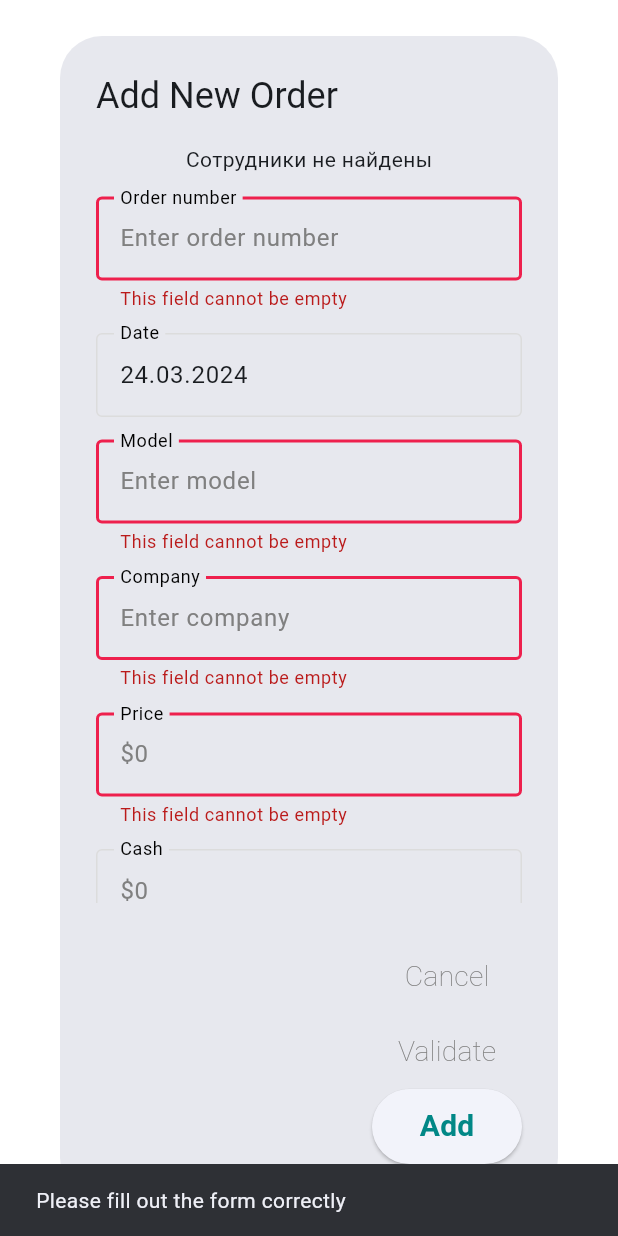
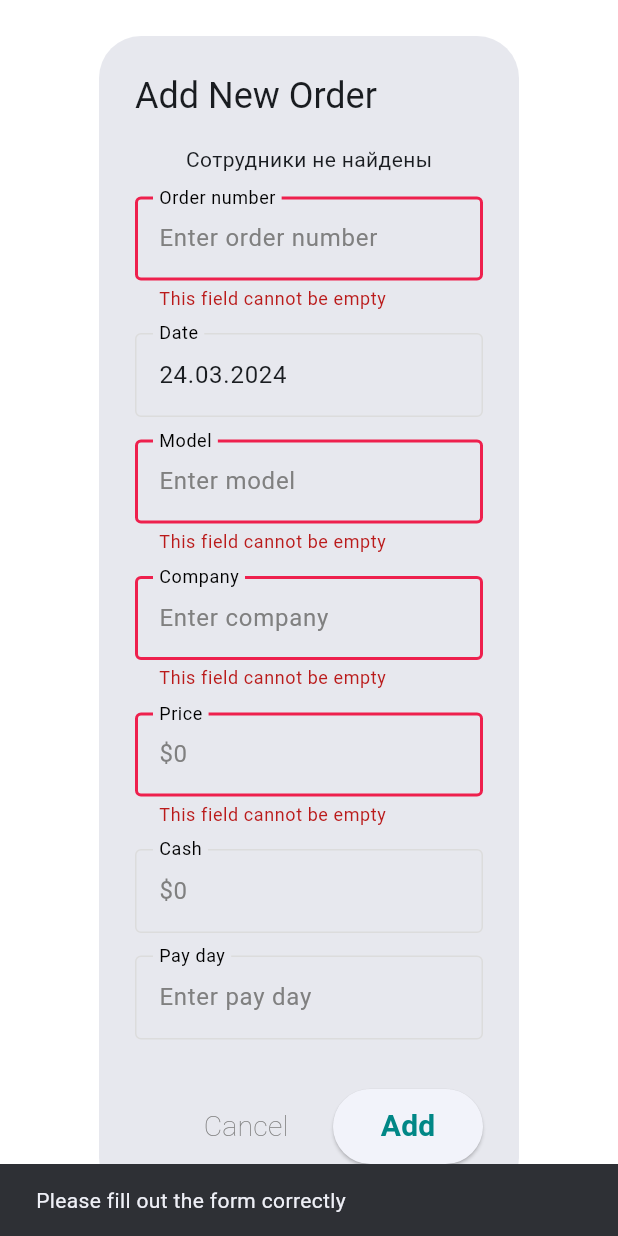
Before and after one commit to freedomdp/MiroFirebase, a Flutter app: the AddOrderDialog widget shown alone on an empty page, opened directly, after a tap on "Add", on a phone screen of 412 x 824 dp. Run offline on Flutter 3.47's test engine with Material 3 defaults, Android fonts, the phone set to English and light mode, and no system bars; our stand-ins replace cloud_firestore, firebase_core; accounts and stored records are empty.

Commit message:
Adding and deleting orders is fully functional

```diff
--- a/lib/widgets/add_order_dialog.dart
+++ b/lib/widgets/add_order_dialog.dart
@@ -1,6 +1,7 @@
 import 'package:flutter/material.dart';
 import 'package:flutter/services.dart';
 import 'package:intl/intl.dart';
+import 'package:miro/FireBase/firestore.dart';
 import 'package:miro/style/colors.dart';
 import 'package:miro/style/text_styles.dart';
 import 'package:miro/style/form_field_styles.dart';
@@ -152,23 +153,39 @@
           ),
           child: const Text('Cancel', style: TextStyles.button_cancel),
         ),
-        TextButton(
-          onPressed: () {
+        // TextButton(
+        //   onPressed: () {
+        //     if (_formKey.currentState!.validate()) {
+        //       ScaffoldMessenger.of(context).showSnackBar(
+        //         const SnackBar(content: Text('Form is valid!')),
+        //       );
+        //     }
+        //   },
+        //   style: TextButton.styleFrom(
+        //     minimumSize: const Size(100, 50), // Минимальный размер кнопки
+        //   ),
+        //   child: const Text('Validate', style: TextStyles.button_validate),
+        // ),
+        ElevatedButton(
+          onPressed: () async {
             if (_formKey.currentState!.validate()) {
+              AccountingService accountingService = AccountingService();
+
+              // Передаем DateTime напрямую, метод addOrder сам конвертирует его в Timestamp
+              await accountingService.addOrder(
+                employee: _selectedEmployee!,
+                orderNumber: _orderNumberController.text,
+                date: DateFormat('dd.MM.yyyy').parse(_dateController.text),
+                model: _modelController.text,
+                company: _companyController.text,
+                price: _priceController.text,
+                cash: _cashController.text,
+                payDay: _payDayController.text,
+              );
+
               ScaffoldMessenger.of(context).showSnackBar(
-                const SnackBar(content: Text('Form is valid!')),
+                const SnackBar(content: Text('Order successfully added')),
               );
-            }
-          },
-          style: TextButton.styleFrom(
-            minimumSize: const Size(100, 50), // Минимальный размер кнопки
-          ),
-          child: const Text('Validate', style: TextStyles.button_validate),
-        ),
-        ElevatedButton(
-          onPressed: () {
-            if (_formKey.currentState!.validate()) {
-              // Логика для добавления заказа в Firestore
               Navigator.of(context).pop();
             } else {
               ScaffoldMessenger.of(context).showSnackBar(
```
Also changed, not shown: lib/FireBase/firestore.dart (+32 -0 lines), lib/screens/home_page.dart (+10 -2 lines).
